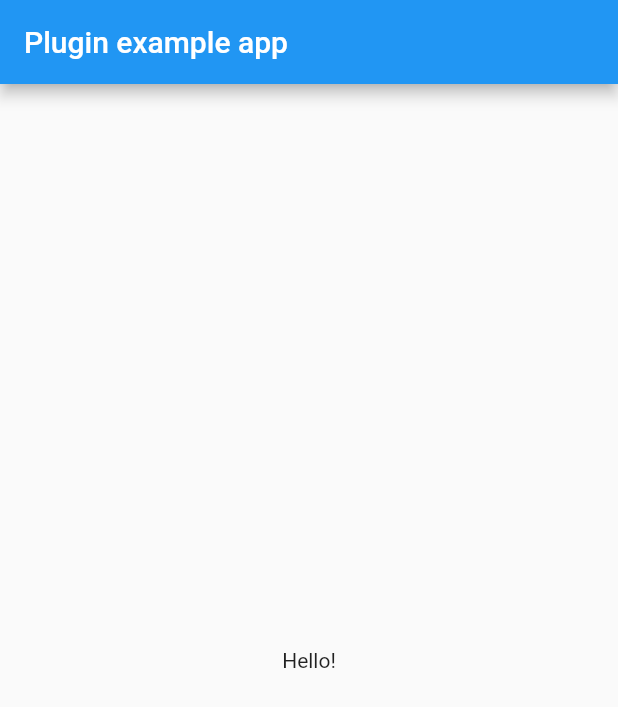
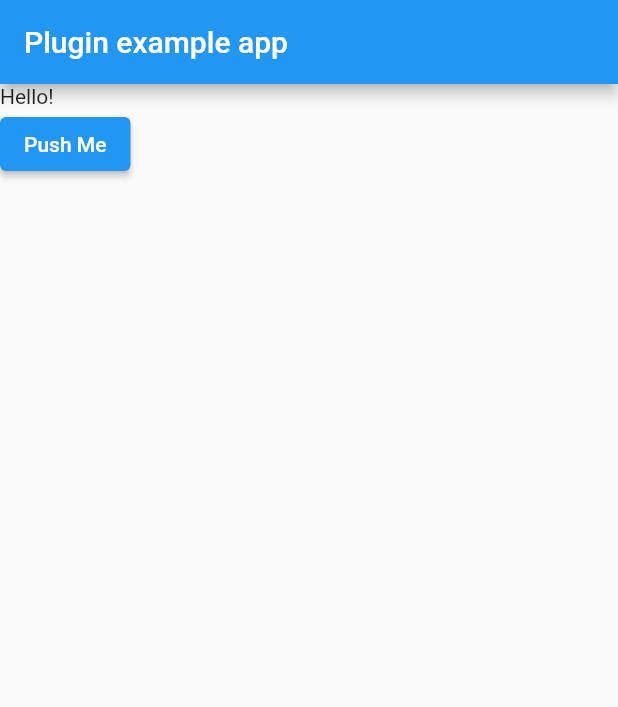
Before and after one commit to cedricziel/flutter_faro, a Flutter app: the screen it shows after launch, on a phone screen of 412 x 824 dp. Shown: the top 707 px of the screen. Run offline on Flutter 3.47's test engine with Material 2 defaults, Android fonts, the phone set to English and light mode, and no system bars; our stand-ins replace plugin_platform_interface; missing offline and left inert: dart:html, faro_dart.

Commit message:
Add example app

```diff
--- a/example/lib/main.dart
+++ b/example/lib/main.dart
@@ -21,9 +21,13 @@ class MyApp extends StatefulWidget {
 }
 
 class _MyAppState extends State<MyApp> {
+  int _count = 0;
+
   @override
   void initState() {
     super.initState();
+
+    FlutterFaro.pushView("MyApp");
   }
 
   @override
@@ -34,7 +38,28 @@ class _MyAppState extends State<MyApp> {
           title: const Text('Plugin example app'),
         ),
         body: Center(
-          child: Text('Hello!'),
+          child: ListView(children: [
+            Row(
+              children: [
+                Expanded(child: Text('Hello!'))
+              ],
+            ),
+            Row(children: [
+              ElevatedButton(onPressed: () {
+                setState(() {
+                  _count++;
+                });
+
+                FlutterFaro.pushMeasurement("clicks", _count);
+                FlutterFaro.pushEvent("click", {
+                  "clicks": "$_count",
+                });
+
+                FlutterFaro.pushLog('Tata! $_count');
+              }, child: Text("Push Me"))
+            ],)
+          ],
+          ),
         ),
       ),
     );
```
Also changed, not shown: lib/src/flutter_faro.dart (+24 -2 lines).
